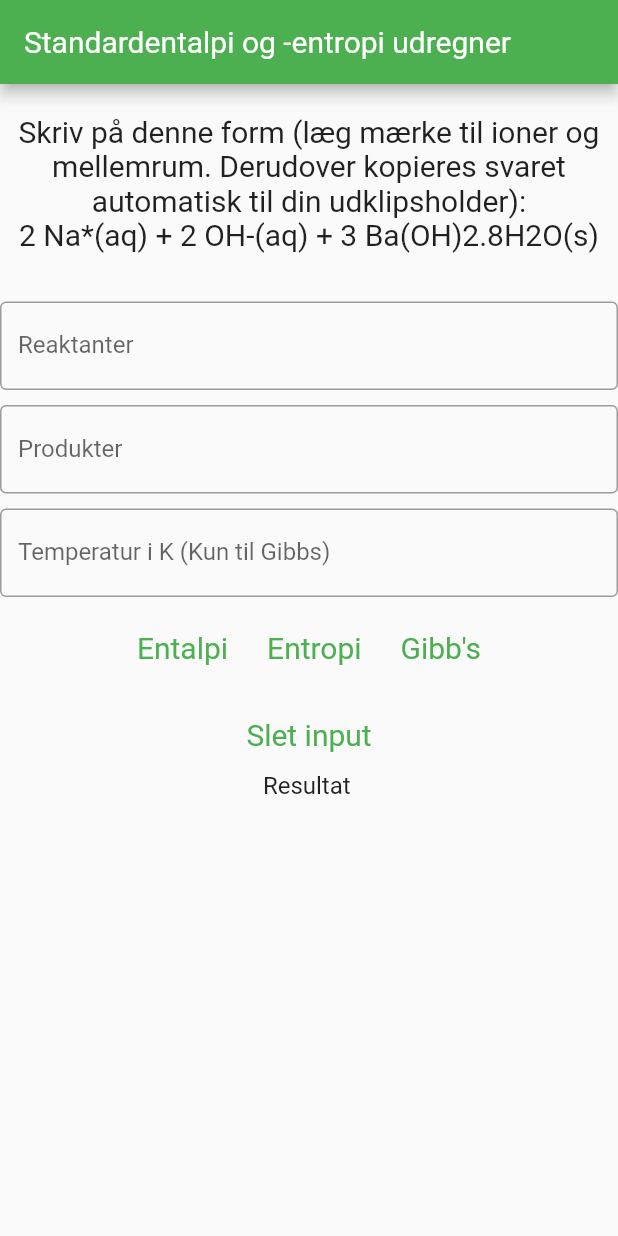
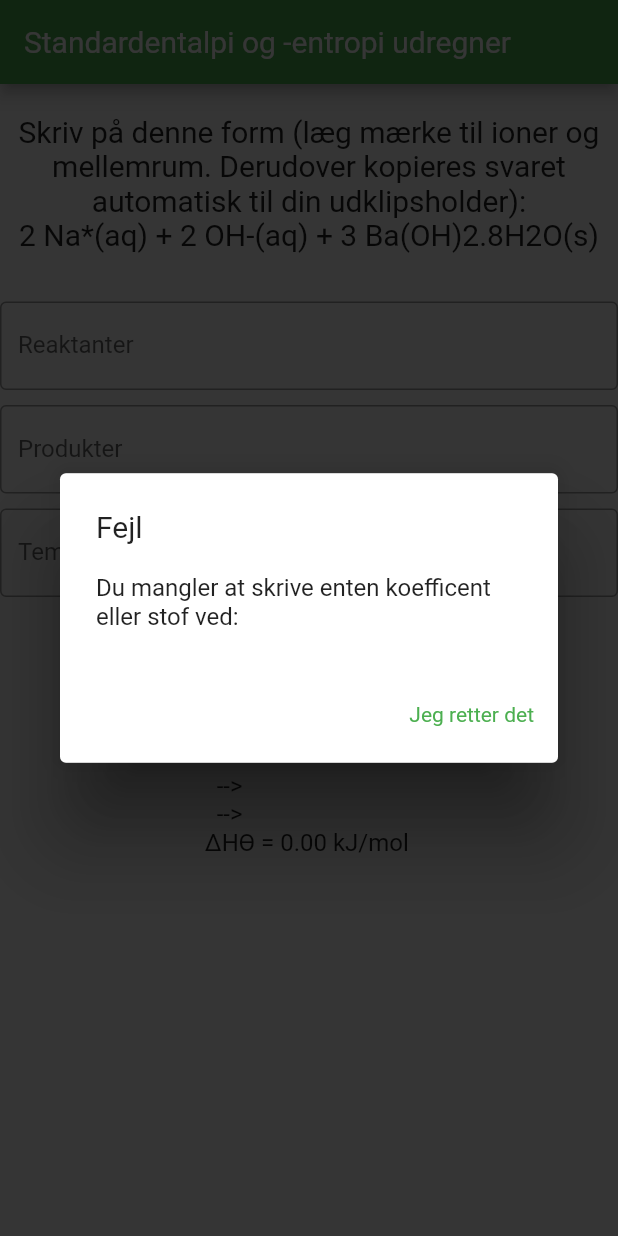
Before and after one commit to p5wag/entalpi_og_entropi, a Flutter app: the screen it shows after launch, after a tap on "Entalpi", on a phone screen of 412 x 824 dp. Run offline on Flutter 3.47's test engine with Material 2 defaults, Android fonts, the light colour scheme and no system bars.

Commit message:
Kommentarer og brugerbeskeder
Som bruger får du nu af vide hvor du har laved en fejl

```diff
--- a/lib/main.dart
+++ b/lib/main.dart
@@ -9,6 +9,7 @@ void main() {
   runApp(const MyApp());
 }
 
+// The class for a substance in the equation, a substance has a coeff, name and state.
 class Substance {
   Substance(this.coefficient, this.nameAndState);
 
@@ -16,6 +17,7 @@ class Substance {
   String nameAndState;
 }
 
+// Defines the design mostly
 class MyApp extends StatelessWidget {
   const MyApp({Key? key}) : super(key: key);
 
@@ -31,7 +33,7 @@ class MyApp extends StatelessWidget {
     );
   }
 }
-
+// makes the title at the top
 class MyHomePage extends StatefulWidget {
   const MyHomePage({Key? key, required this.title}) : super(key: key);
 
@@ -52,9 +54,8 @@ class _MyHomePageState extends State<MyHomePage> {
   double R = 8.314; // J / mol K
 
 
-
-
-
+  // TODO: Get these values from a JSON file
+  // list of the standard S from Databog fysik kemi
   Map<String, double> entropyTable = {
     'Li*(aq)': 12.24,
     'Li2CO3(s)': 90.37,
@@ -113,6 +114,7 @@ class _MyHomePageState extends State<MyHomePage> {
     'SO3(g)': 256.83
   };
 
+  // List of the standard H from Databog fysik kemi
   Map<String, double> enthalpyTable = {
     'Li*(aq)': -278.47,
     'Li2CO3(s)': -1215.6,
@@ -171,30 +173,63 @@ class _MyHomePageState extends State<MyHomePage> {
     'SO3(g)': -395.72
   };
 
+  // General look of an error popup
+  AlertDialog errorDialog (String msg){
+    return AlertDialog(
+        title: const Text("Fejl"),
+        content: Text( msg),
+        actions: [TextButton( onPressed:  ()  {Navigator.of(context).pop();}, child: const Text("Jeg retter det"))]
+    );
+  }
+
+  // Analyses the reactant and product strings and returns the substances involved.
   List<Substance> stringAnalysis(String str) {
+    // Remove any leading or trailing spaces
     str = str.trim();
 
+    // Split the string by plus as this seperates substances
     List<String> substances = str.split('+');
+    // Makes an empty substance list. Here called reactants eventhough its a little confusing.
     List<Substance> reactants = [Substance(1, 'n g')];
     reactants.clear();
 
+    // for each element from the string do this
     for (var element in substances) {
       element = element.trim();
 
+      // The substance is comprised of coeff and namestate. This is seperated by space
       List<String> parts = element.split(' ');
+
+      // If the element is formatted wrong try and help user. And don't continue
+      if (parts.length != 2) {
+        String doThis = "";
+        if (parts.length < 2){
+          doThis = "Du mangler at skrive enten koefficent eller stof ved: ";
+        } else {
+          doThis = "Du har skrevet for meget (Måske der er mellemrum mellem stof og tilstandsform) ved: ";
+        }
+        showDialog(context: context, builder: (_) => errorDialog(doThis + element));
+        return reactants;
+      }
+
 
       int coefficient = 1;
       String nameAndState = "";
 
+      // first try and parse coefficent and tell user if wrong
       try {
         coefficient = int.parse(parts[0]);
+      } on FormatException catch (_) {
+        showDialog(context: context, builder: (_) => errorDialog("Koefficenten er forkert skrevet skal være et heltal her: $element. Koefficenten der blev indtastet er ${parts[0]}"));
+        return reactants;
+      }
+      // Hereafter we check if the substance is present in our tables
+      if(entropyTable.containsKey(parts[1])){
         nameAndState = parts[1];
-      } on FormatException catch (_) {
-        coefficient = 1;
-        nameAndState = parts[0];
+      } else {
+        showDialog(context: context, builder: (_) => errorDialog("Stoffet ${parts[1]} findes ikke i databasen"));
+        return reactants;
       }
-
-      //print('Coefficient: $coefficient and compound $nameAndState');
 
       reactants.add(Substance(coefficient, nameAndState));
     }
```
